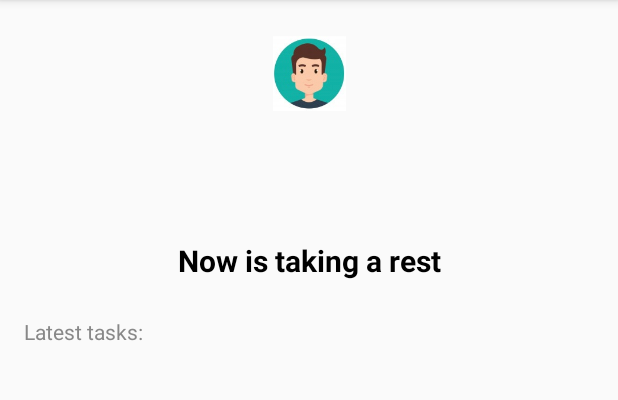
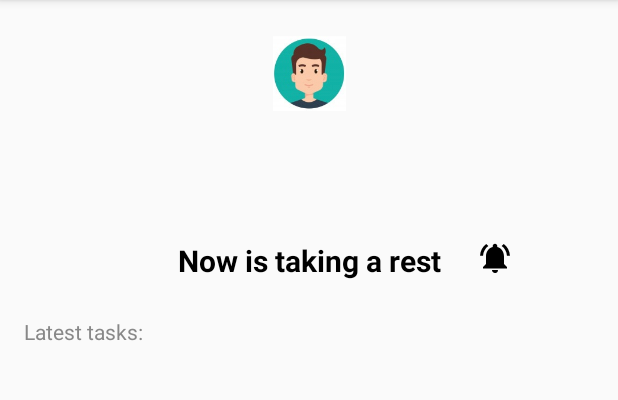
Before and after one commit to hamorillo/MorcillaConfHackathon2019, an Android app: the UserActivity screen opened directly, with no data from a screen before it, on a phone screen of 412 x 824 dp, the part 84-484 px from its top. Run offline under Robolectric (Android 15) with nearby library versions, the phone set to English and light mode, and no system bars; our stand-ins replace Firebase (no records; nobody signed in at launch, a user with empty details on screens opened directly); 7 statements that could not run were skipped.

Commit message:
Sending push from user activity

```diff
--- /dev/null
+++ b/AndroidApp/app/src/main/res/drawable/send_notification_ic.xml
@@ -0,0 +1,9 @@
+<vector xmlns:android="http://schemas.android.com/apk/res/android"
+    android:width="24dp"
+    android:height="24dp"
+    android:viewportWidth="24"
+    android:viewportHeight="24">
+  <path
+      android:fillColor="#FF000000"
+      android:pathData="M7.58,4.08L6.15,2.65C3.75,4.48 2.17,7.3 2.03,10.5h2c0.15,-2.65 1.51,-4.97 3.55,-6.42zM19.97,10.5h2c-0.15,-3.2 -1.73,-6.02 -4.12,-7.85l-1.42,1.43c2.02,1.45 3.39,3.77 3.54,6.42zM18,11c0,-3.07 -1.64,-5.64 -4.5,-6.32L13.5,4c0,-0.83 -0.67,-1.5 -1.5,-1.5s-1.5,0.67 -1.5,1.5v0.68C7.63,5.36 6,7.92 6,11v5l-2,2v1h16v-1l-2,-2v-5zM12,22c0.14,0 0.27,-0.01 0.4,-0.04 0.65,-0.14 1.18,-0.58 1.44,-1.18 0.1,-0.24 0.15,-0.5 0.15,-0.78h-4c0.01,1.1 0.9,2 2.01,2z"/>
+</vector>
--- a/AndroidApp/app/src/main/res/layout/user_activity.xml
+++ b/AndroidApp/app/src/main/res/layout/user_activity.xml
@@ -62,6 +62,15 @@
             app:layout_constraintStart_toStartOf="parent"
             app:layout_constraintEnd_toEndOf="parent"/>
 
+    <ImageView
+            android:id="@+id/sendNotificationImageView"
+            android:layout_width="wrap_content"
+            android:layout_height="wrap_content"
+            android:src="@drawable/send_notification_ic"
+            android:layout_marginStart="24dp"
+            app:layout_constraintStart_toEndOf="@+id/statusTextView"
+            app:layout_constraintTop_toTopOf="@+id/statusTextView"/>
+
     <TextView
             android:id="@+id/latestTasks"
             android:layout_width="0dp"
```
Also changed, not shown: AndroidApp/app/src/main/java/com/bankmorcillaconf/app/UserActivity.kt (+36 -5 lines).
